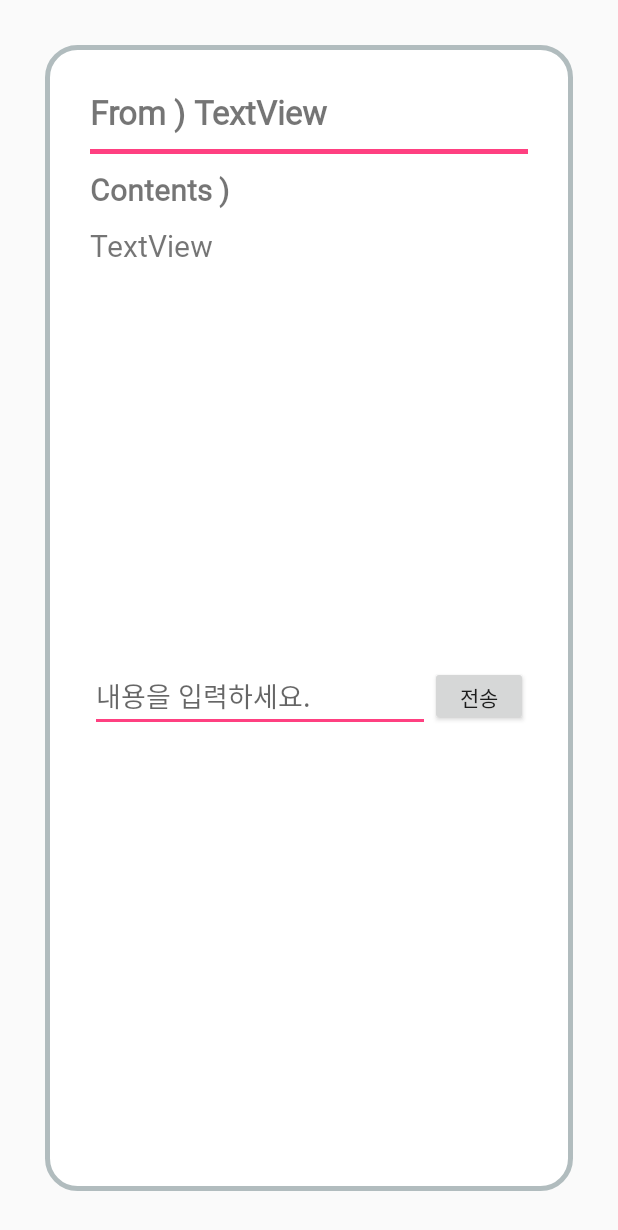
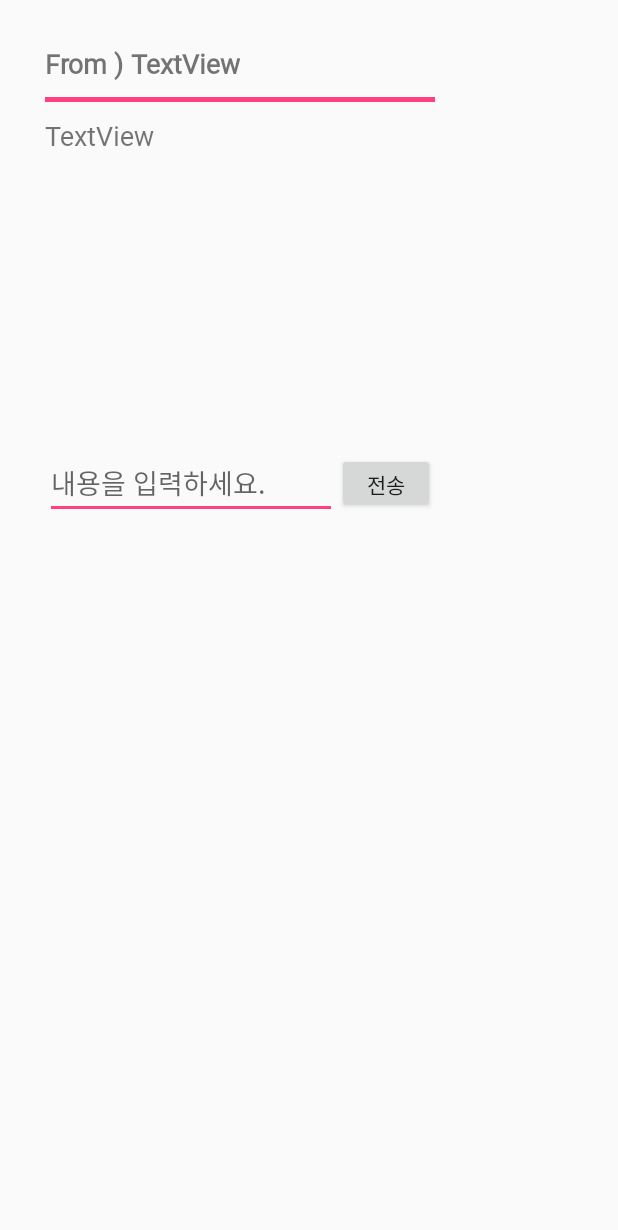
Before and after one commit to CSEKimDoYeon/SMSManager, an Android app: the layout activity_message.xml on its own in the app's theme, with its tools: preview values and no code run, on a phone screen of 412 x 824 dp. Shown: the top 1230 px of the screen. Run offline under Robolectric (Android 15) with nearby library versions, the phone set to English and light mode, and no system bars.

Commit message:
김도연
-MessageActivity Dialog 구현.

```diff
--- a/app/src/main/AndroidManifest.xml
+++ b/app/src/main/AndroidManifest.xml
@@ -21,7 +21,9 @@
             </intent-filter>
         </activity>
 
-        <activity android:name=".MessageActivity" />
+        <activity
+            android:name=".MessageActivity"
+            android:theme="@android:style/Theme.DeviceDefault.Light.Dialog.NoActionBar" />
 
         <receiver android:name=".NewAppWidget">
             <intent-filter>
--- a/app/src/main/java/com/example/kimdoyeon/smsmanager/MessageActivity.java
+++ b/app/src/main/java/com/example/kimdoyeon/smsmanager/MessageActivity.java
@@ -1,15 +1,18 @@
 package com.example.kimdoyeon.smsmanager;
 
+import android.app.ActionBar;
+import android.app.Activity;
 import android.os.Bundle;
 import android.support.v7.app.AppCompatActivity;
 import android.telephony.SmsManager;
 import android.view.View;
+import android.view.Window;
 import android.widget.Button;
 import android.widget.EditText;
 import android.widget.TextView;
 import android.widget.Toast;
 
-public class MessageActivity extends AppCompatActivity {
+public class MessageActivity extends Activity {
     TextView tv_Address;
     TextView tv_Body;
     EditText et_sendMessage;
@@ -21,6 +24,9 @@ public class MessageActivity extends AppCompatActivity {
     protected void onCreate(Bundle savedInstanceState) {
         super.onCreate(savedInstanceState);
         setContentView(R.layout.activity_message);
+
+        //requestWindowFeature(Window.FEATURE_NO_TITLE); // 타이틀바 삭제
+
 
         tv_Address = (TextView) findViewById(R.id.tv_message_address);
         tv_Body = (TextView) findViewById(R.id.tv_message_body);
--- a/app/src/main/res/layout/activity_message.xml
+++ b/app/src/main/res/layout/activity_message.xml
@@ -1,12 +1,11 @@
 <?xml version="1.0" encoding="utf-8"?>
 <LinearLayout xmlns:android="http://schemas.android.com/apk/res/android"
-    android:layout_width="match_parent"
-    android:layout_height="match_parent"
-    android:padding="30dp"
-    android:layout_margin="30dp"
-    android:background="@drawable/rounded"
-    android:orientation="vertical">
+    android:layout_width="320dp"
+    android:layout_height="wrap_content"
 
+
+    android:orientation="vertical"
+    android:padding="30dp">
 
         <LinearLayout
             android:layout_width="wrap_content"
@@ -15,24 +14,24 @@
 
             <TextView
                 android:id="@+id/textView3"
-            android:layout_marginBottom="10dp"
                 android:layout_width="wrap_content"
                 android:layout_height="wrap_content"
+                android:layout_marginBottom="10dp"
                 android:layout_weight="1"
+                android:fontFamily="@font/font_godo"
                 android:text="From ) "
-            android:fontFamily="@font/font_godo"
-            android:textStyle="bold"
-            android:textSize="22sp" />
+                android:textSize="18sp"
+                android:textStyle="bold" />
 
             <TextView
                 android:id="@+id/tv_message_address"
                 android:layout_width="wrap_content"
                 android:layout_height="wrap_content"
                 android:layout_weight="1"
-            android:textSize="22sp"
-            android:textStyle="bold"
                 android:fontFamily="@font/font_godo"
-            android:text="TextView" />
+                android:text="TextView"
+                android:textSize="18sp"
+                android:textStyle="bold" />
         </LinearLayout>
 
         <LinearLayout
@@ -48,22 +47,16 @@
             android:layout_height="match_parent"
             android:orientation="vertical">
 
-        <TextView
-            android:layout_marginTop="10dp"
-            android:layout_width="match_parent"
-            android:layout_height="wrap_content"
-            android:textSize="20sp"
-            android:textStyle="bold"
-            android:fontFamily="@font/font_godo"
-            android:text="Contents )" />
+
+
             <TextView
                 android:id="@+id/tv_message_body"
+                android:layout_width="match_parent"
+                android:layout_height="220dp"
                 android:layout_marginTop="10dp"
-            android:layout_width="match_parent"
-            android:layout_height="290dp"
-            android:textSize="20sp"
                 android:fontFamily="@font/font_godo"
-            android:text="TextView" />
+                android:text="TextView"
+                android:textSize="18sp" />
 
             <LinearLayout
                 android:layout_width="match_parent"
@@ -85,6 +78,5 @@
                     android:fontFamily="@font/font_godo"
                     android:text="전송" />
             </LinearLayout>
-
         </LinearLayout>
     </LinearLayout>
```
Lines whose indentation alone changed are shown as unchanged.
